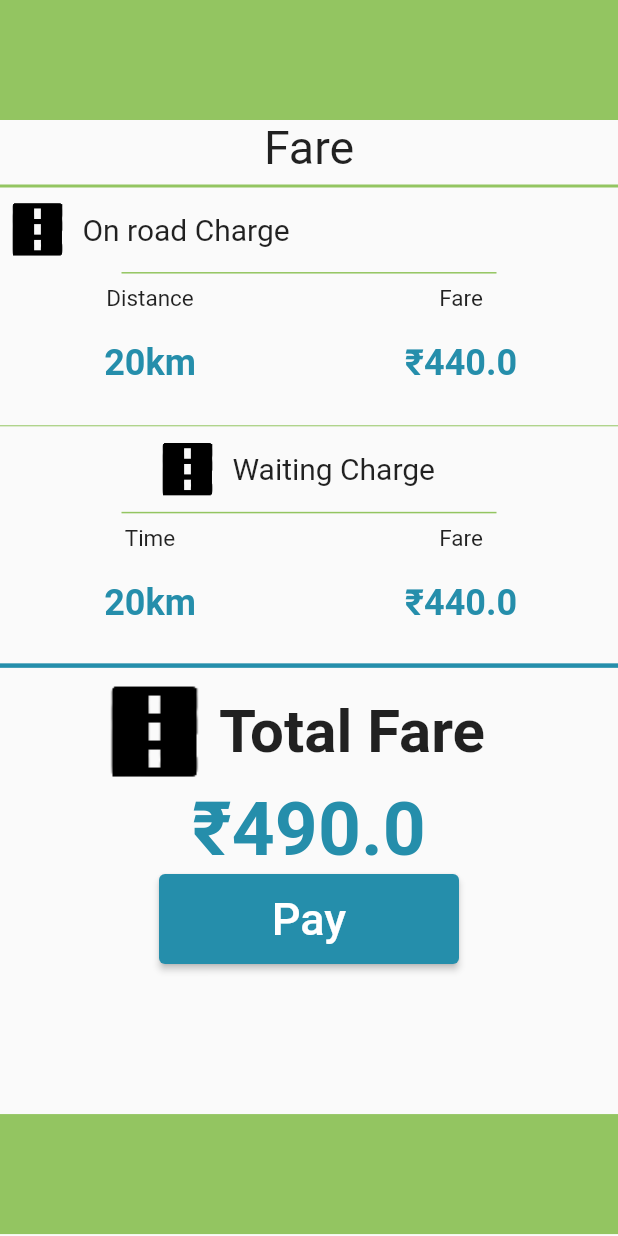
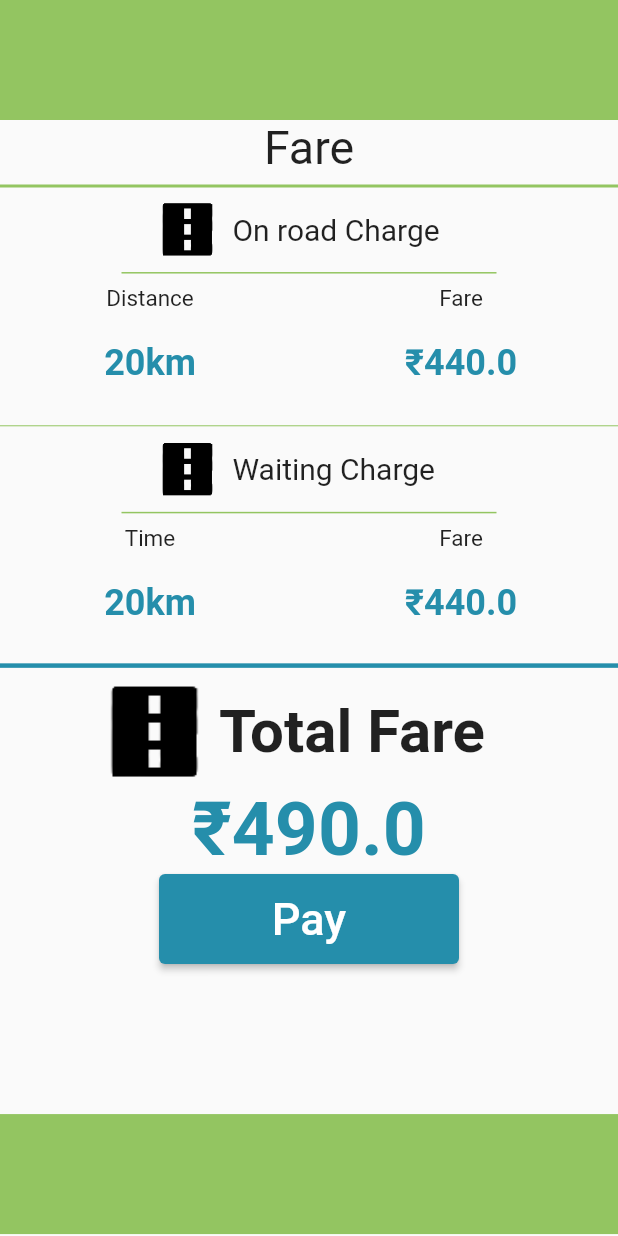
Before and after one commit to MalavikaSreehari/FareSPY, a Flutter app: the screen it shows after launch, on a phone screen of 412 x 824 dp. Run offline on Flutter 3.47's test engine with Material 2 defaults, Android fonts, the light colour scheme and no system bars.

Commit message:
payment page one added a padding

```diff
--- a/lib/payment1.dart
+++ b/lib/payment1.dart
@@ -25,7 +25,9 @@ class PaymentOne extends StatelessWidget {
             ),
             Row(
               children: const [
-
+                Padding(
+                  padding: EdgeInsets.only(left: 100.0),
+                ),
                 Image(
                   image: AssetImage('assets/images/road_icon.png'),
                   width: 50,
```
